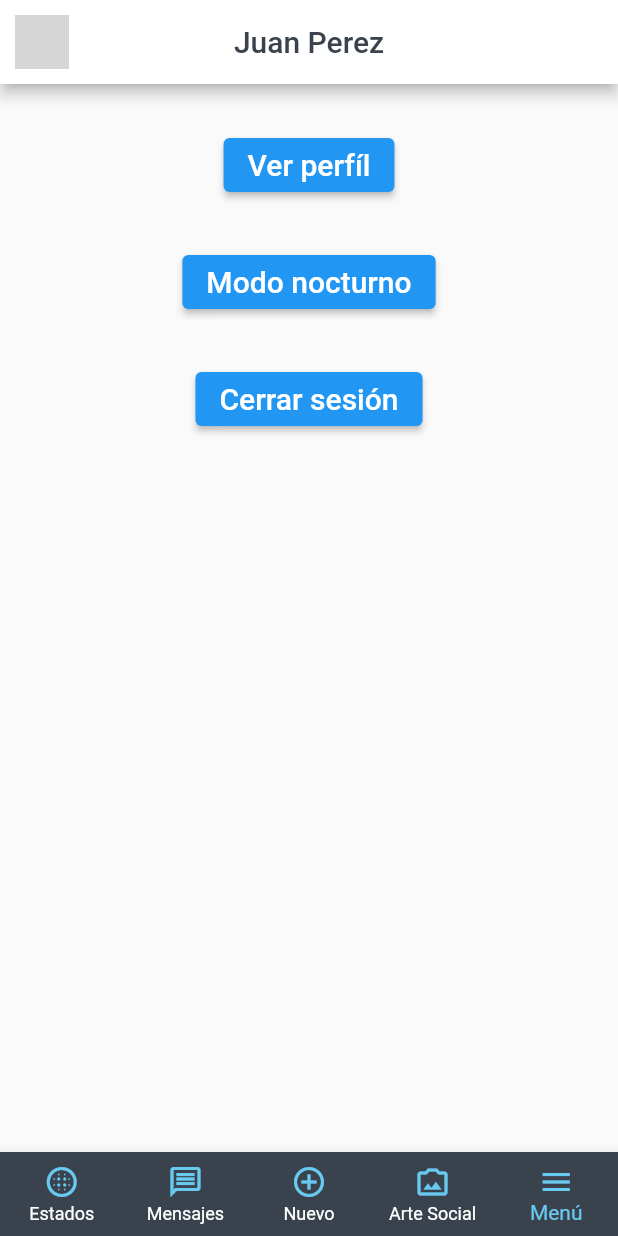
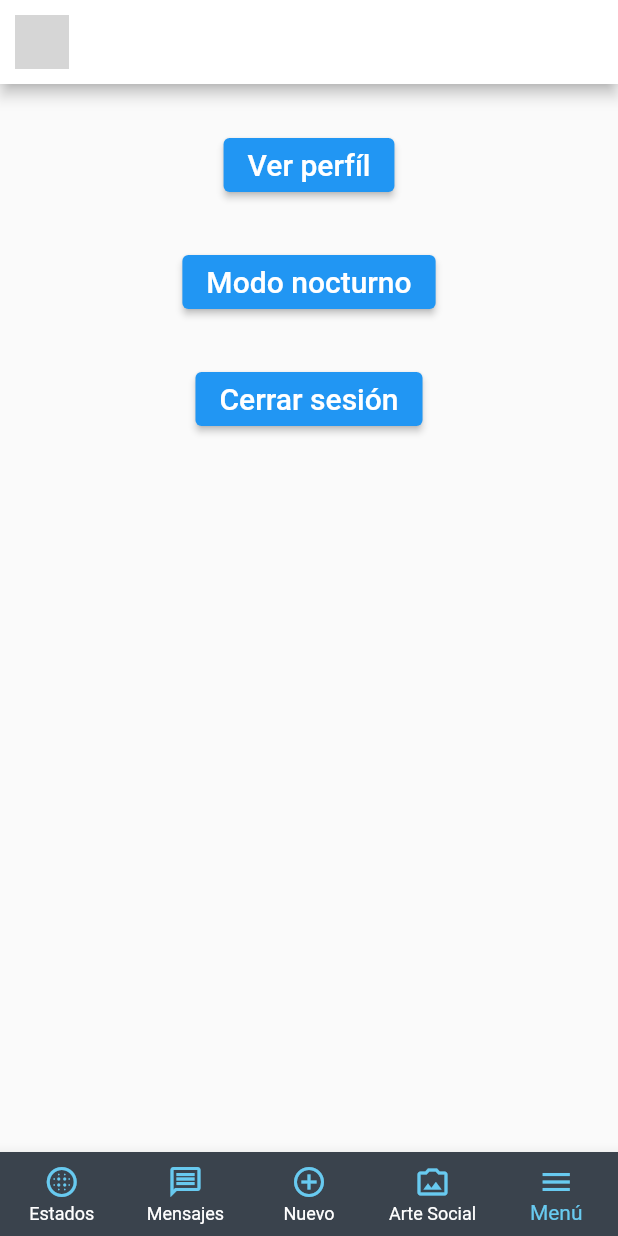
Before and after one commit to FranckEP/artwork_crack, a Flutter app: the ContentPage screen opened directly, item 5 of the bottom bar chosen, on a phone screen of 412 x 824 dp. Run offline on Flutter 3.47's test engine with Material 2 defaults, Android fonts, the light colour scheme and no system bars; our stand-ins replace flutter_slidable, get, like_button, loggy; network calls fail; grey boxes are pictures that could not be loaded.

Commit message:
Listo parte inicio

```diff
--- a/lib/ui/myapp.dart
+++ b/lib/ui/myapp.dart
@@ -7,8 +7,9 @@ class MyApp extends StatelessWidget {
 
   @override
   Widget build(BuildContext context) {
-    return const GetMaterialApp(
+    return GetMaterialApp(
       home: MyLogin(),
+      debugShowCheckedModeBanner: false,
     );
   }
 }
--- a/lib/ui/navegador.dart
+++ b/lib/ui/navegador.dart
@@ -6,6 +6,7 @@ import 'package:artwork_crack/ui/pages/content/estados/estados.dart';
 import 'package:artwork_crack/ui/pages/content/mensajes/listchat.dart';
 import 'package:artwork_crack/ui/pages/content/menu/menu.dart';
 import 'package:flutter/material.dart';
+import 'package:get/get.dart';
 import 'package:get/get_core/src/get_main.dart';
 import 'package:get/get_instance/src/extension_instance.dart';
 
@@ -30,22 +31,18 @@ class _ContentPageState extends State<ContentPage> {
     ChatListPageView(),
     add(),
     arteSocial(),
-    menu(),
+    Menu(),
   ];
 
   @override
   Widget build(BuildContext context) {
     LoginController loginController = Get.find();
+    return GetX<LoginController>(
+      builder:(controller){
       return Scaffold(
         appBar: CustomAppBar(
           context: context,
-        tile: Text(
-          loginController.user.toString(),
-          textAlign: TextAlign.left,
-          style: const TextStyle(
-            color: Color(0xff3A434D),
-          ),
-        ),
+          tile: Text(controller.user, style: const TextStyle(color: Color(0xff3A434D)),),
           picUrl: 'https://media.admagazine.com/photos/618a6acbcc7069ed5077ca7f/master/w_1600%2Cc_limit/68704.jpg',
         ),
         body: _widgetOptions.elementAt(_selectedIndex),
@@ -96,4 +93,6 @@ class _ContentPageState extends State<ContentPage> {
         ),
       );
     }
+    );
   }
+}
--- a/lib/ui/pages/Controllers/logincontroller.dart
+++ b/lib/ui/pages/Controllers/logincontroller.dart
@@ -1,13 +1,14 @@
 import 'package:get/get.dart';
 
 class LoginController extends GetxController {
-  var _user = "Juan Perez".obs;
+  var _user = "".obs;
   var _estadoUser = "".obs;
 
   String get user => _user.value;
   String get estadoUser => _estadoUser.value;
 
-  asignarUsuario(var usuario) {
+  asignarUsuario(usuario){
     _user.value = usuario;
+    print(_user.value);
   }
 }
--- a/lib/ui/pages/content/menu/menu.dart
+++ b/lib/ui/pages/content/menu/menu.dart
@@ -3,8 +3,8 @@ import 'package:flutter/material.dart';
 import 'package:artwork_crack/ui/custom.dart';
 import 'package:get/get.dart';
 
-class menu extends StatelessWidget {
-  const menu({Key? key}) : super(key: key);
+class Menu extends StatelessWidget {
+  const Menu({Key? key}) : super(key: key);
 
   @override
   Widget build(BuildContext context) {
@@ -26,7 +26,7 @@ class menu extends StatelessWidget {
         const SizedBox(height: 30),
         ElevatedButton(
           onPressed: () {
-            Get.to(()=>const MyLogin());
+            Get.to(()=> MyLogin());
           },
           child: const Text('Cerrar sesión', style: TextStyle(fontSize: 20)
         ),
--- a/lib/ui/pages/content/registro/register.dart
+++ b/lib/ui/pages/content/registro/register.dart
@@ -151,7 +151,7 @@ class _MyRegisterState extends State<MyRegister> {
                                       context,
                                       MaterialPageRoute(
                                           builder: (context) =>
-                                              const MyLogin()));
+                                               MyLogin()));
                                 },
                                 child: const Text(
                                   'Entrar',
```
Also changed, not shown: lib/ui/pages/content/login/login.dart (+8 -13 lines). Lines whose indentation alone changed are shown as unchanged.
